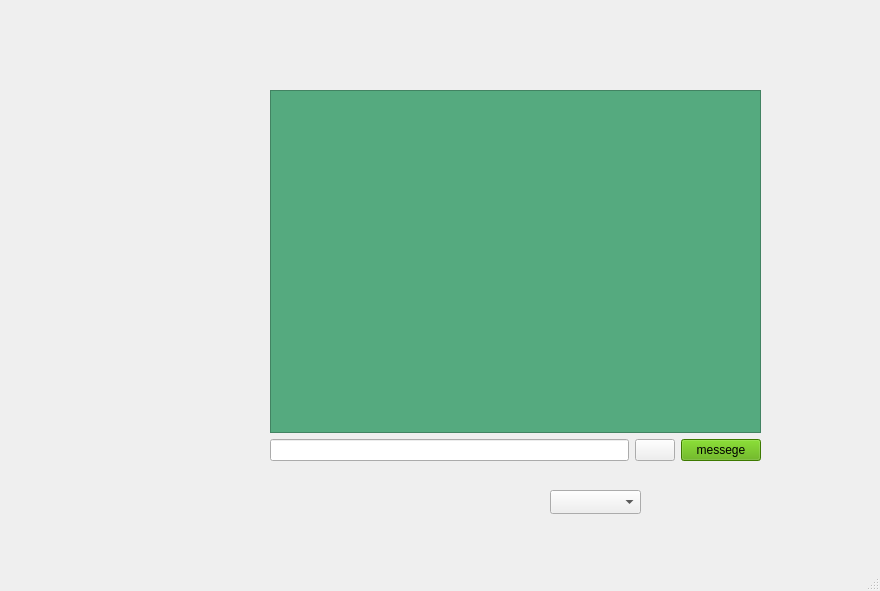
Qt form entername2/server.ui (Parsa20231401/FAZE1.0) before a commit.
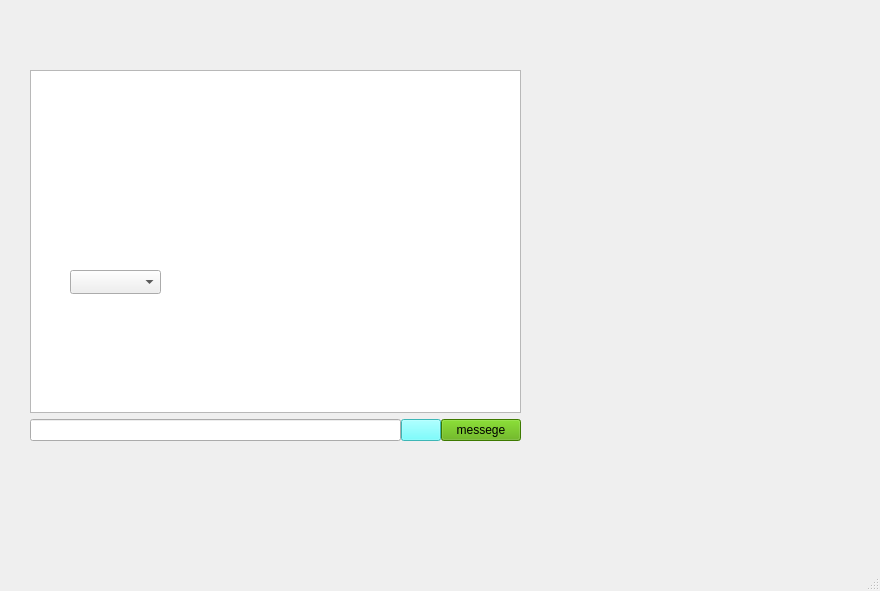
The same form after that commit. Icons and pictures are not drawn.

Commit message: displaymessagec done for server

What changed in the file:
```diff
--- a/entername2/server.ui
+++ b/entername2/server.ui
@@ -20,8 +20,8 @@
    <widget class="QWidget" name="verticalLayoutWidget">
     <property name="geometry">
      <rect>
-      <x>270</x>
-      <y>90</y>
+      <x>30</x>
+      <y>70</y>
       <width>491</width>
       <height>371</height>
      </rect>
@@ -30,19 +30,23 @@
      <item>
       <widget class="QListWidget" name="listWidget">
        <property name="styleSheet">
-        <string notr="true">background-color: rgb(85, 170, 127);</string>
+        <string notr="true"/>
        </property>
       </widget>
      </item>
      <item>
       <layout class="QHBoxLayout" name="horizontalLayout">
+       <property name="spacing">
+        <number>0</number>
+       </property>
        <item>
         <widget class="QLineEdit" name="lineEdit"/>
        </item>
        <item>
         <widget class="QPushButton" name="pushButton_sendAttachment">
          <property name="styleSheet">
-          <string notr="true">image: url(:/new/prefix1/attachment.png);</string>
+          <string notr="true">image: url(:/new/prefix1/attachment.png);
+background-color: rgb(85, 255, 255);</string>
          </property>
          <property name="text">
           <string/>
@@ -66,8 +70,8 @@
    <widget class="QComboBox" name="comboBox_receiver">
     <property name="geometry">
      <rect>
-      <x>550</x>
-      <y>490</y>
+      <x>70</x>
+      <y>270</y>
       <width>91</width>
       <height>24</height>
      </rect>
```
The commit also changes 30 other files.
